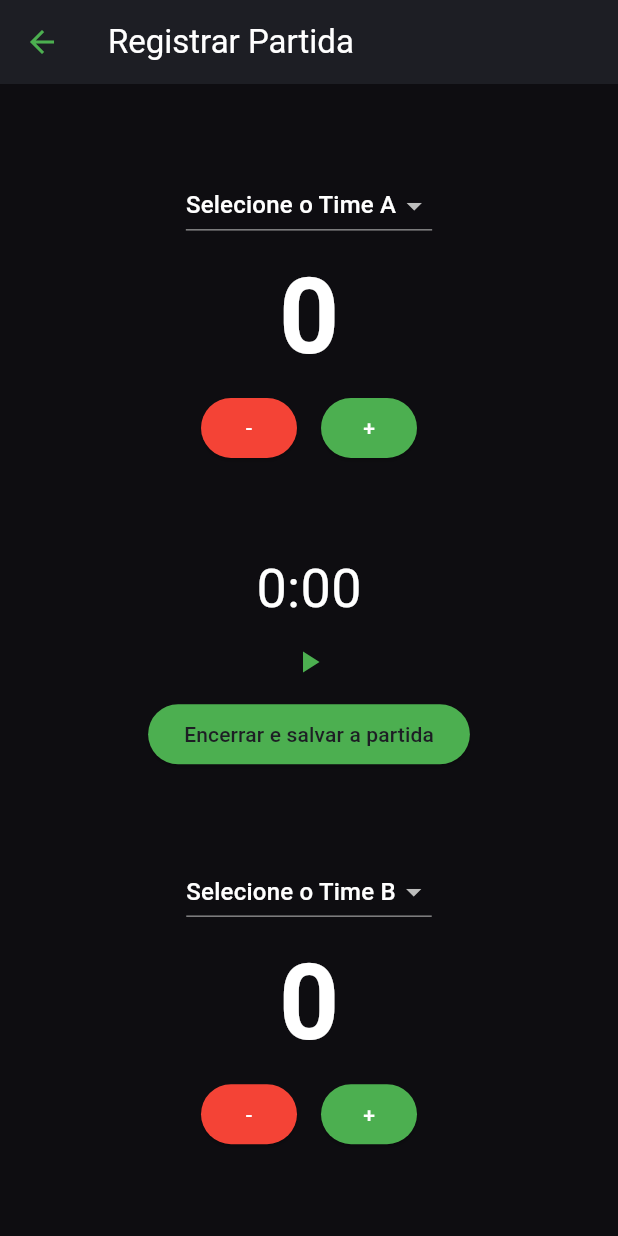
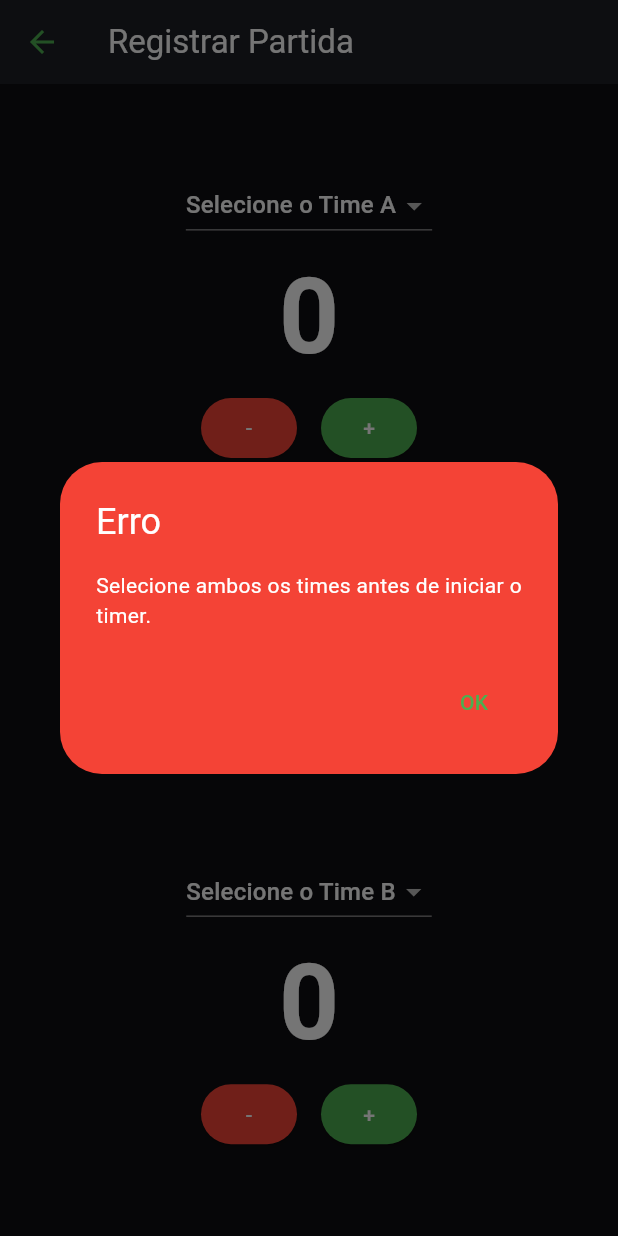
Before and after one commit to J0NGS/teamup, a Flutter app: the RegisterMatchScreen screen opened directly with empty values, after a tap on the "play arrow" icon, on a phone screen of 412 x 824 dp. Run offline on Flutter 3.47's test engine with Material 3 defaults, Android fonts, the phone set to English and light mode, and no system bars; our stand-ins replace get, get_storage, image_cropper, image_picker, numberpicker, sqflite and 1 more; accounts and stored records are empty.

```diff
--- a/lib/models/event.dart
+++ b/lib/models/event.dart
@@ -6,6 +6,7 @@ class Event {
   Duration matchTime;
   String place;
   String groupId;
+  bool isFinished;
 
   Event({
     required this.id,
@@ -13,6 +14,7 @@ class Event {
     required this.matchTime,
     required this.place,
     required this.groupId,
+    this.isFinished = false,
   });
 
   Map<String, dynamic> toMap() {
@@ -22,6 +24,7 @@ class Event {
       'matchTime': matchTime.inSeconds,
       'place': place,
       'groupId': groupId,
+      'isFinished': isFinished ? 1 : 0,
     };
   }
 
@@ -32,6 +35,7 @@ class Event {
       matchTime: Duration(seconds: int.parse(map['matchTime'].toString())),
       place: map['place'],
       groupId: map['groupId'],
+      isFinished: map['isFinished'] == 1,
     );
   }
 
--- a/lib/screens/register_match_screen.dart
+++ b/lib/screens/register_match_screen.dart
@@ -1,4 +1,5 @@
 import 'dart:async';
+
 import 'package:flutter/material.dart';
 import 'package:get/get.dart';
 import 'package:teamup/controllers/match_controller.dart';
@@ -40,6 +41,11 @@ class RegisterMatchScreen extends StatelessWidget {
   Timer? _timer;
 
   void _startTimer() {
+    if (selectedTeamA.value.isEmpty || selectedTeamB.value.isEmpty) {
+      _showErrorDialog(
+          Get.context!, 'Selecione ambos os times antes de iniciar o timer.');
+      return;
+    }
     if (_isTimerRunning.value) return; // Prevent multiple timers
     _isTimerRunning.value = true;
     isPlaying.value = true;
@@ -53,10 +59,39 @@ class RegisterMatchScreen extends StatelessWidget {
     });
   }
 
+  void _showErrorDialog(BuildContext context, String message) {
+    showDialog(
+      context: context,
+      builder: (context) => AlertDialog(
+        backgroundColor: Colors.red,
+        title: const Text(
+          'Erro',
+          style: TextStyle(color: Colors.white),
+        ),
+        content: Text(
+          message,
+          style: const TextStyle(color: Colors.white),
+        ),
+        actions: [
+          TextButton(
+            onPressed: () {
+              Navigator.of(context).pop();
+            },
+            child: const Text(
+              'OK',
+              style: TextStyle(color: Colors.green),
+            ),
+          ),
+        ],
+      ),
+    );
+  }
+
   void _pauseTimer() {
     isPlaying.value = false;
     _isTimerRunning.value = false;
     _timer?.cancel();
+    _timer = null;
   }
 
   void _vibrate() {
@@ -94,7 +129,8 @@ class RegisterMatchScreen extends StatelessWidget {
       id: const Uuid().v4(),
       playerId: playerId,
       teamId: teamId,
-      gameId: '', // This will be set when the match is saved
+      gameId: '',
+      // This will be set when the match is saved
       time: matchTime - elapsedTime.value,
     );
     goals.add(goal);
@@ -145,7 +181,8 @@ class RegisterMatchScreen extends StatelessWidget {
         actions: [
           TextButton(
             onPressed: () async {
-              // Create a new Game object
+              _pauseTimer();
+
               final game = Game(
                 id: const Uuid().v4(),
                 teamAId: selectedTeamA.value,
@@ -165,15 +202,12 @@ class RegisterMatchScreen extends StatelessWidget {
                 );
               }).toList();
 
-              // Save the game
               await matchController.addMatch(game);
 
-              // Save all goals
               for (var goal in updatedGoals) {
                 await goalController.addGoal(goal);
               }
 
-              // Close the dialog and navigate back
               Navigator.of(context).pop();
               Get.back();
             },
@@ -292,7 +326,16 @@ class RegisterMatchScreen extends StatelessWidget {
     final isPortrait =
         MediaQuery.of(context).orientation == Orientation.portrait;
 
-    return Scaffold(
+    // Verificação se o tempo já foi startado
+    return WillPopScope(
+      onWillPop: () async {
+        if (!isPlaying.value) {
+          return true;
+        }
+        _endMatch(context);
+        return false;
+      },
+      child: Scaffold(
         appBar: AppBar(
           title: const Text('Registrar Partida',
               style: TextStyle(color: Colors.white)),
@@ -321,7 +364,8 @@ class RegisterMatchScreen extends StatelessWidget {
                           icon: Icon(
                               isPlaying.value ? Icons.pause : Icons.play_arrow),
                           color: Colors.green,
-                        onPressed: isPlaying.value ? _pauseTimer : _startTimer,
+                          onPressed:
+                              isPlaying.value ? _pauseTimer : _startTimer,
                         ),
                         ElevatedButton(
                           onPressed: () => _endMatch(context),
@@ -361,7 +405,8 @@ class RegisterMatchScreen extends StatelessWidget {
                           icon: Icon(
                               isPlaying.value ? Icons.pause : Icons.play_arrow),
                           color: Colors.green,
-                        onPressed: isPlaying.value ? _pauseTimer : _startTimer,
+                          onPressed:
+                              isPlaying.value ? _pauseTimer : _startTimer,
                         ),
                         ElevatedButton(
                           onPressed: () => _endMatch(context),
@@ -383,6 +428,7 @@ class RegisterMatchScreen extends StatelessWidget {
                 ),
         ),
         backgroundColor: BackgroundBlack,
+      ),
     );
   }
 }
--- a/lib/widgets/event_data_modal.dart
+++ b/lib/widgets/event_data_modal.dart
@@ -127,7 +127,7 @@ class EventDataModal extends StatelessWidget {
                           style: ElevatedButton.styleFrom(
                               backgroundColor: Colors.green),
                           child: const Text('OK',
-                              style: TextStyle(color: Colors.white)),
+                              style: TextStyle(color: Black100)),
                         ),
                       ],
                     ),
```
Also changed, not shown: lib/screens/event_screen.dart (+21 -0 lines), lib/screens/group_detail_screen.dart (+9 -9 lines), lib/screens/group_event_screen.dart (+26 -10 lines), lib/services/database_service.dart (+6 -2 lines). Lines whose indentation alone changed are shown as unchanged.
